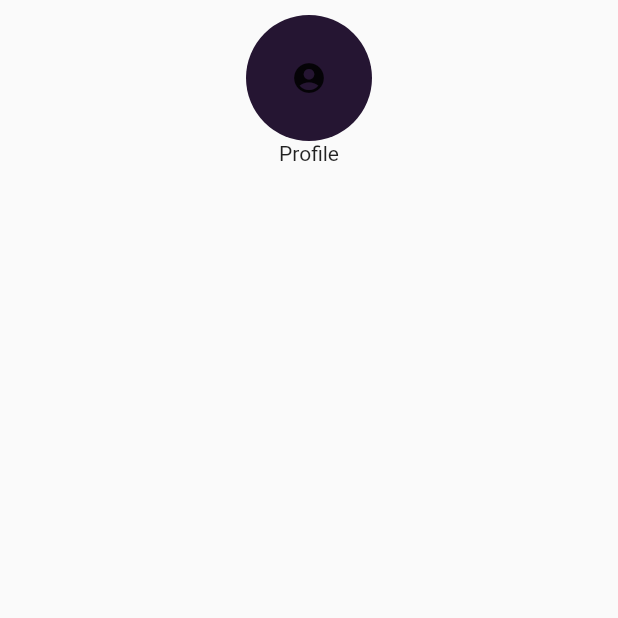
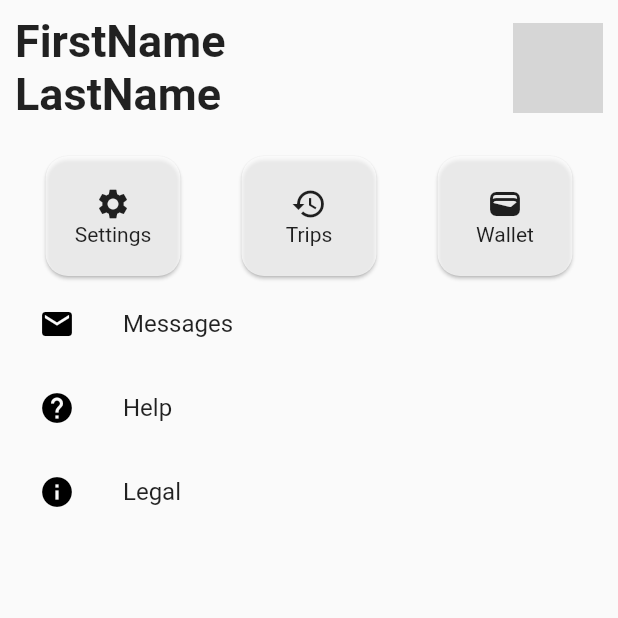
Before and after one commit to sonysn/waya-ui-flutter, a Flutter app: the ProfilePage screen opened directly, on a phone screen of 412 x 824 dp, the top half of it. Run offline on Flutter 3.47's test engine with Material 2 defaults, Android fonts, the phone set to English and light mode, and no system bars; our stand-ins replace flutter_map, latlong2, location, socket_io_client; missing offline and left inert: geocode, mapbox_search, time_greeting; network calls fail; grey boxes are pictures that could not be loaded.

Commit message:
added profile page, profile edit page

```diff
--- a/lib/screens/homepage.dart
+++ b/lib/screens/homepage.dart
@@ -114,7 +114,7 @@ class _HomePageState extends State<HomePage> {
         children: [
           Container(
             padding: const EdgeInsets.only(top: 10),
-            margin: const EdgeInsets.symmetric(horizontal: 7),
+            margin: const EdgeInsets.symmetric(horizontal: 10),
             child: Column(
               crossAxisAlignment: CrossAxisAlignment.start,
               children: [
--- a/lib/screens/profilepage.dart
+++ b/lib/screens/profilepage.dart
@@ -1,5 +1,6 @@
 import 'package:flutter/material.dart';
 import 'package:waya/colorscheme.dart';
+import 'package:waya/screens/editprofilepage.dart';
 
 class ProfilePage extends StatefulWidget {
   const ProfilePage({Key? key}) : super(key: key);
@@ -9,6 +10,12 @@ class ProfilePage extends StatefulWidget {
 }
 
 class _ProfilePageState extends State<ProfilePage> {
+  //this will hold profile picture url
+  String? profileImageUrl;
+
+  // String profileImageUrl =
+  //     'https://media.istockphoto.com/id/1270067126/photo/smiling-indian-man-looking-at-camera.jpg?s=612x612&w=0&k=20&c=ovIQ5GPurLd3mOUj82jB9v-bjGZ8updgy1ACaHMeEC0=';
+
   @override
   Widget build(BuildContext context) {
     return Scaffold(
@@ -16,23 +23,127 @@ class _ProfilePageState extends State<ProfilePage> {
         children: [
           Container(
             padding: const EdgeInsets.only(top: 10),
-            margin: const EdgeInsets.symmetric(horizontal: 7),
+            margin: const EdgeInsets.symmetric(horizontal: 10),
             child: Column(
               children: [
-                Container(
-                  padding: const EdgeInsets.all(30),
-                  decoration: const BoxDecoration(
-                    color: customPurple,
-                    borderRadius: BorderRadius.all(
-                      Radius.circular(50.0),
+                Row(
+                  mainAxisAlignment: MainAxisAlignment.spaceBetween,
+                  children: [
+                    const Text(
+                      'FirstName \nLastName',
+                      style:
+                          TextStyle(fontSize: 30, fontWeight: FontWeight.bold),
                     ),
+                    GestureDetector(
+                      onTap: (){
+                        Navigator.push(context,
+                            MaterialPageRoute(builder: (BuildContext context) {
+                              return const EditProfilePage();
+                            }));
+                      },
+                      child: Container(
+                        padding: const EdgeInsets.all(30),
+                        decoration: BoxDecoration(
+                            borderRadius: const BorderRadius.all(
+                              Radius.circular(50.0),
+                            ),
+                            image: DecorationImage(
+                                fit: BoxFit.cover,
+                                //this checks if profileImageUrl is null and returns blank profile picture from this link todo set this to asset image
+                                image: profileImageUrl != null
+                                    ? NetworkImage(profileImageUrl!)
+                                    : const NetworkImage(
+                                        'https://cdn.pixabay.com/photo/2015/10/05/22/37/blank-profile-picture-973460_1280.png'))),
+                      ),
+                    )
+                  ],
+                ),
+                const SizedBox(
+                  height: 20,
+                ),
+                Row(
+                  mainAxisAlignment: MainAxisAlignment.spaceAround,
+                  children: [
+                    Card(
+                      color: Colors.white70,
+                      shape: const RoundedRectangleBorder(
+                        borderRadius: BorderRadius.vertical(
+                          top: Radius.circular(15),
+                          bottom: Radius.circular(15),
+                        ),
+                      ),
+                      child: SizedBox(
+                        height: 80,
+                        width: 90,
+                        child: Column(
+                          mainAxisAlignment: MainAxisAlignment.center,
+                          children: const [
+                            Icon(Icons.settings),
+                            Text('Settings')
+                          ],
+                        ),
+                      ),
+                    ),
+                    Card(
+                      color: Colors.white70,
+                      shape: const RoundedRectangleBorder(
+                        borderRadius: BorderRadius.vertical(
+                          top: Radius.circular(15),
+                          bottom: Radius.circular(15),
+                        ),
+                      ),
+                      child: SizedBox(
+                        height: 80,
+                        width: 90,
+                        child: Column(
+                          mainAxisAlignment: MainAxisAlignment.center,
+                          children: const [Icon(Icons.history), Text('Trips')],
+                        ),
+                      ),
+                    ),
+                    Card(
+                      color: Colors.white70,
+                      shape: const RoundedRectangleBorder(
+                        borderRadius: BorderRadius.vertical(
+                          top: Radius.circular(15),
+                          bottom: Radius.circular(15),
+                        ),
+                      ),
+                      child: SizedBox(
+                        height: 80,
+                        width: 90,
+                        child: Column(
+                          mainAxisAlignment: MainAxisAlignment.center,
+                          children: const [Icon(Icons.wallet), Text('Wallet')],
+                        ),
+                      ),
+                    )
+                  ],
+                ),
+                const ListTile(
+                  leading: Icon(
+                    Icons.mail,
+                    color: Colors.black,
                   ),
-                  child: const Icon(Icons.account_circle),
+                  title: Text("Messages"),
                 ),
-                Text('Profile')
+                const ListTile(
+                  leading: Icon(
+                    Icons.help,
+                    color: Colors.black,
+                  ),
+                  title: Text("Help"),
+                ),
+                const ListTile(
+                  leading: Icon(
+                    Icons.info,
+                    color: Colors.black,
+                  ),
+                  title: Text("Legal"),
+                ),
               ],
             ),
-          )
+          ),
         ],
       ),
     );
```
Also changed, not shown: lib/screens/editprofilepage.dart (added, +157 -0 lines).
